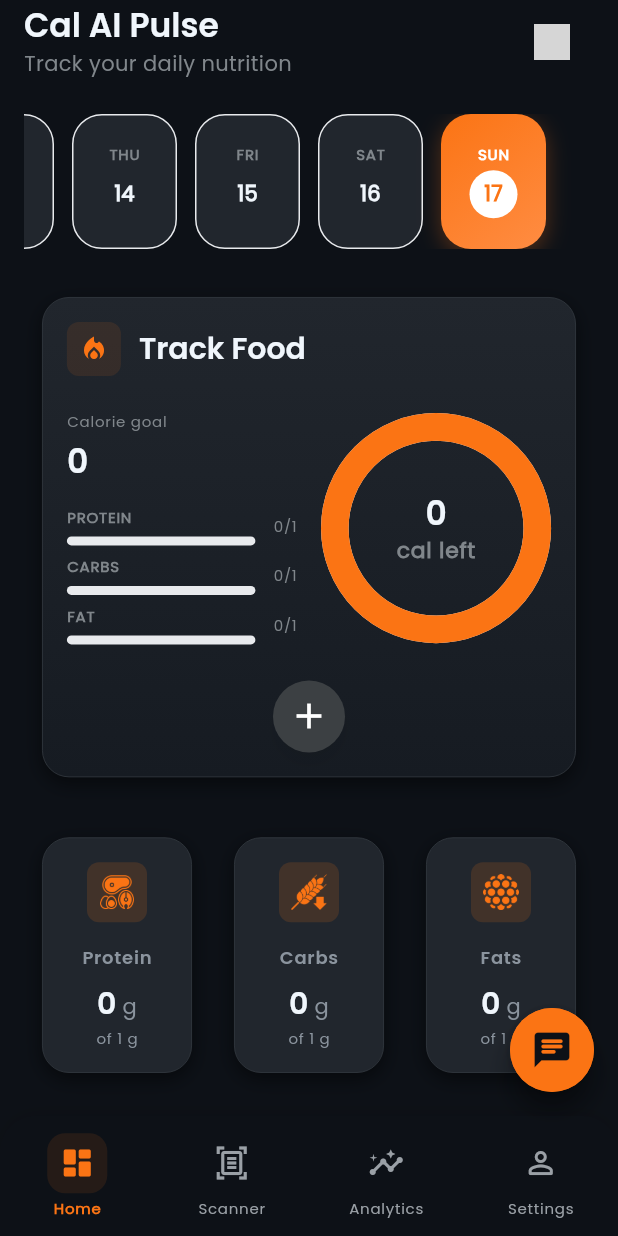
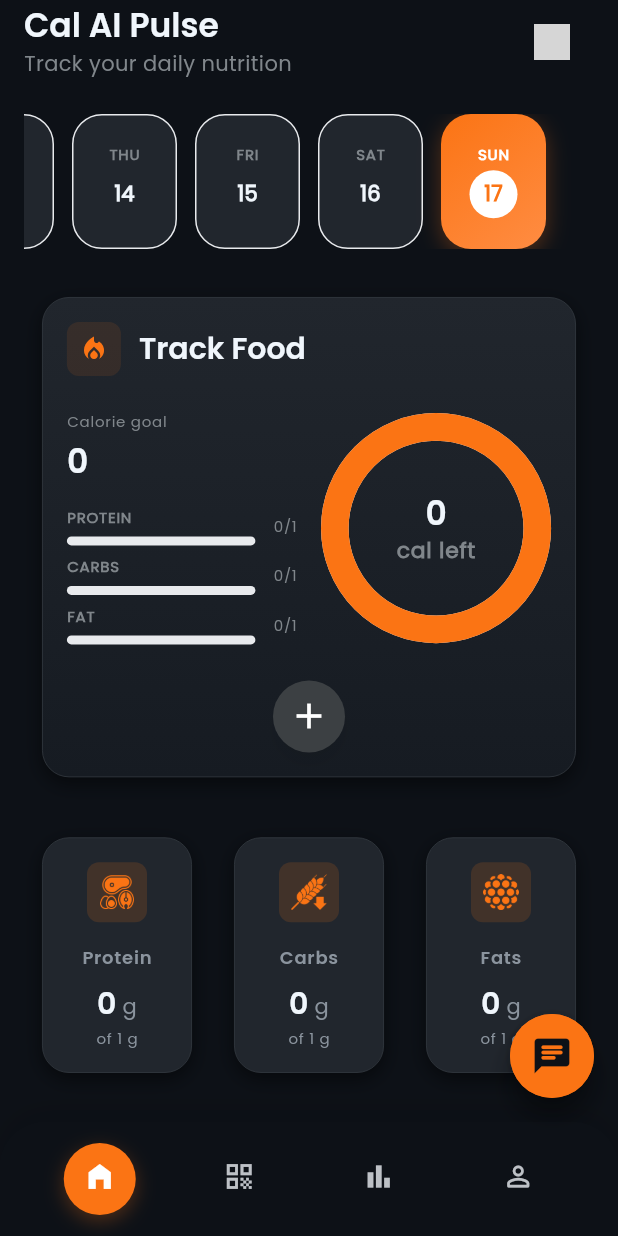
Before and after one commit to akrambel2115/macroaize, a Flutter app: the LeadingView screen opened by its route, on a phone screen of 412 x 824 dp. Run offline on Flutter 3.47's test engine with Material 3 defaults, Android fonts, the phone set to English and light mode, and no system bars; our stand-ins replace camera, carousel_slider, fluttertoast, get, image_cropper, image_picker and 6 more; missing offline and left inert: dart_openai; accounts and stored records are empty; grey boxes are pictures that could not be loaded.

Commit message:
Refactor LeadingView to stateful widget with lazy tab loading

```diff
--- a/lib/screens/leadingScreen/LeadingView.dart
+++ b/lib/screens/leadingScreen/LeadingView.dart
@@ -4,13 +4,94 @@ import 'package:foodcalorietracker/routes/app_routes.dart';
 import 'package:foodcalorietracker/screens/AnalyticsScreen/AnalyticsView.dart';
 import 'package:foodcalorietracker/screens/HomeScreen/HomeView.dart';
 import 'package:foodcalorietracker/screens/ScanFoodView/ScanFoodView.dart';
+import 'package:foodcalorietracker/screens/ScanFoodView/ScanFoodController.dart';
 import 'package:foodcalorietracker/screens/SettingScreen/SettingView.dart';
 import 'package:foodcalorietracker/screens/leadingScreen/ExitDailog.dart';
 import 'package:foodcalorietracker/screens/leadingScreen/LeadingController.dart';
 import 'package:get/get.dart';
 
-class LeadingView extends GetView<LeadingController> {
+class LeadingView extends StatefulWidget {
   const LeadingView({super.key});
+
+  @override
+  State<LeadingView> createState() => _LeadingViewState();
+}
+
+class _LeadingViewState extends State<LeadingView> {
+  final LeadingController _controller = Get.find();
+  int _localIndex = 0;
+  int _prevIndex = 0;
+  // indicator now only moves horizontally; no stretching state needed
+  final GlobalKey _stackKey = GlobalKey();
+  double _indicatorWidth = 48.0;
+  // indicator position is computed from layout (slot-based) to avoid measuring and jank
+  // Lazy pages: build tabs only when first visited to avoid early permission prompts
+  final List<Widget?> _pages = [
+    const HomeView(),
+    null, // ScanFoodView (camera) — build on demand
+    null, // AnalyticsView — build on demand
+    null, // SettingView — build on demand
+  ];
+  // icons are passed inline to _buildNavItem; no persistent list needed
+
+  @override
+  void initState() {
+    super.initState();
+  _localIndex = _controller.currentIndex;
+  // initialize index from controller
+  _ensurePage(_localIndex);
+  }
+
+  void _animateTo(int newIndex) {
+    if (!mounted) return;
+    final oldIndex = _localIndex;
+    // update index; indicator position is computed in the LayoutBuilder for smooth animation
+    setState(() {
+      _localIndex = newIndex;
+    });
+    // ensure destination page is created lazily
+    _ensurePage(newIndex);
+    // manage camera lifecycle when switching in/out of scanner tab
+    _handleScannerLifecycle(oldIndex, newIndex);
+    _prevIndex = newIndex;
+  }
+
+  void _handleScannerLifecycle(int oldIndex, int newIndex) {
+    // If leaving scanner (1) -> release camera
+    if (oldIndex == 1 && newIndex != 1) {
+      try {
+        final c = Get.isRegistered<ScanFoodController>() ? Get.find<ScanFoodController>() : null;
+        c?.releaseCamera();
+      } catch (_) {}
+    }
+    // If entering scanner -> ensure camera active
+    if (newIndex == 1) {
+      try {
+        final c = Get.isRegistered<ScanFoodController>() ? Get.find<ScanFoodController>() : null;
+        c?.ensureCameraActive();
+      } catch (_) {}
+    }
+  }
+
+  void _ensurePage(int index) {
+    if (_pages[index] != null) return;
+    switch (index) {
+      case 0:
+        _pages[0] = const HomeView();
+        break;
+      case 1:
+        _pages[1] = const ScanFoodView();
+        break;
+      case 2:
+        _pages[2] = const AnalyticsView();
+        break;
+      case 3:
+        _pages[3] = const SettingView();
+        break;
+    }
+    if (mounted) setState(() {});
+  }
+
 
   @override
   Widget build(BuildContext context) {
@@ -45,56 +126,81 @@ class LeadingView extends GetView<LeadingController> {
         ),
           bottomNavigationBar: GetBuilder<LeadingController>(
             builder: (controller) {
+              // detect external index changes and trigger animation sequence
+              WidgetsBinding.instance.addPostFrameCallback((_) {
+                if (_localIndex != controller.currentIndex) {
+                  _animateTo(controller.currentIndex);
+                }
+              });
               return Container(
-                height: 80 + MediaQuery.of(context).padding.bottom,
+                // adjusted height to avoid bottom overflow (add small buffer)
+                height: 76 + MediaQuery.of(context).padding.bottom,
                 decoration: BoxDecoration(
                   color: context.theme.scaffoldBackgroundColor,
-                  borderRadius: const BorderRadius.vertical(top: Radius.circular(24)),
+                  borderRadius: const BorderRadius.vertical(top: Radius.circular(30)),
                   boxShadow: [
                     BoxShadow(
-                      color: AppColor.lightShadow,
-                      blurRadius: 12,
-                      offset: const Offset(0, -4),
+                      color: Colors.black.withOpacity(0.08),
+                      blurRadius: 20,
+                      offset: const Offset(0, -8),
                     ),
                   ],
                 ),
                 child: SafeArea(
-                  child: Row(
-                    mainAxisAlignment: MainAxisAlignment.spaceEvenly,
+                  child: Padding(
+                    // slightly smaller vertical padding to fit icons comfortably
+                    padding: const EdgeInsets.symmetric(horizontal: 20, vertical: 6),
+                    child: LayoutBuilder(builder: (context, constraints) {
+                      // compute indicator position using layout slots to avoid measuring
+                      final navCount = 4;
+                      final slotWidth = constraints.maxWidth / navCount;
+                      final centerX = slotWidth * _localIndex + slotWidth / 2;
+                      final left = centerX - _indicatorWidth / 2;
+                      final top = constraints.maxHeight / 2 - _indicatorWidth / 2;
+
+                      return Stack(
+                        key: _stackKey,
                         children: [
-                      _buildNavItem(
-                        context,
-                        controller,
-                        0,
-                        Icons.dashboard_rounded,
-                        Icons.dashboard_outlined,
-                        'Home'.tr
+                          // animated positioned indicator (pixel-perfect)
+                          AnimatedPositioned(
+                            // shorter, smooth movement
+                            duration: const Duration(milliseconds: 220),
+                            curve: Curves.easeInOut,
+                            left: left,
+                            top: top,
+                            width: _indicatorWidth,
+                            height: _indicatorWidth,
+                            child: AnimatedContainer(
+                              // minimal decoration animation
+                              duration: const Duration(milliseconds: 180),
+                              curve: Curves.easeOut,
+                              decoration: BoxDecoration(
+                                color: AppColor.primaryOrange,
+                                // fixed rounded circle so the indicator doesn't change shape
+                                borderRadius: BorderRadius.circular(30),
+                                boxShadow: [
+                                  BoxShadow(
+                                    color: AppColor.primaryOrange.withOpacity(0.28),
+                                    blurRadius: 10,
+                                    offset: const Offset(0, 4),
+                                  )
+                                ],
                               ),
-                      _buildNavItem(
-                        context,
-                        controller,
-                        1,
-                        Icons.document_scanner_rounded,
-                        Icons.document_scanner_outlined,
-                        'Scanner'.tr
                             ),
-                      _buildNavItem(
-                        context,
-                        controller,
-                        2,
-                        Icons.insights_rounded,
-                        Icons.insights_outlined,
-                        'Analytics'.tr
                           ),
-                      _buildNavItem(
-                        context,
-                        controller,
-                        3,
-                        Icons.person_rounded,
-                        Icons.person_outline_rounded,
-                        'Settings'.tr
+
+                          // actual nav row (icons only)
+                          Row(
+                            children: [
+                              Expanded(child: _buildNavItem(context, controller, 0, Icons.home_filled, Icons.home_outlined)),
+                              Expanded(child: _buildNavItem(context, controller, 1, Icons.qr_code_scanner, Icons.qr_code)),
+                              Expanded(child: _buildNavItem(context, controller, 2, Icons.bar_chart_rounded, Icons.bar_chart_outlined)),
+                              Expanded(child: _buildNavItem(context, controller, 3, Icons.person_rounded, Icons.person_outline_rounded)),
+                            ],
                           ),
                         ],
+                      );
+                    }),
                   ),
                 ),
               );
@@ -103,15 +209,15 @@ class LeadingView extends GetView<LeadingController> {
 
           body: GetBuilder<LeadingController>(
             builder: (controller) {
-              if (controller.currentIndex == 0) {
-                return HomeView();
-              } else if (controller.currentIndex == 1) {
-                return ScanFoodView();
-              } else if (controller.currentIndex == 2) {
-                return  AnalyticsView();
-              } else {
-                return SettingView();
-              }
+              // Use IndexedStack with lazy pages to avoid early camera/mic initialization
+              final children = List<Widget>.generate(
+                4,
+                (i) => _pages[i] ?? const SizedBox.shrink(),
+              );
+              return IndexedStack(
+                index: controller.currentIndex,
+                children: children,
+              );
             },
           )),
     );
@@ -123,50 +229,38 @@ class LeadingView extends GetView<LeadingController> {
     int index,
     IconData activeIcon,
     IconData inactiveIcon,
-    String label,
   ) {
     final isSelected = controller.currentIndex == index;
 
     return Expanded(
-      child: Material(
-        color: Colors.transparent,
-        child: InkWell(
+      child: Semantics(
+        button: true,
+        label: 'Bottom navigation item $index',
+        child: GestureDetector(
+          behavior: HitTestBehavior.opaque,
           onTap: () => controller.changeTabIndex(index),
-          borderRadius: BorderRadius.circular(16),
           child: Container(
-            padding: const EdgeInsets.symmetric(vertical: 8, horizontal: 4),
+            padding: const EdgeInsets.symmetric(vertical: 6, horizontal: 8),
             child: Column(
               mainAxisSize: MainAxisSize.min,
+              mainAxisAlignment: MainAxisAlignment.center,
               children: [
-                AnimatedContainer(
-                  duration: const Duration(milliseconds: 200),
-                  padding: const EdgeInsets.all(8),
-                  decoration: BoxDecoration(
-                    color: isSelected
-                      ? context.theme.focusColor.withOpacity(0.1)
-                      : Colors.transparent,
-                    borderRadius: BorderRadius.circular(12),
-                  ),
+                // Circular icon container (icon-only layout)
+                SizedBox(
+                  width: 48,
+                  height: 48,
+                  child: Center(
+                    child: AnimatedSwitcher(
+                      // shorter icon switch for snappier feedback
+                      duration: const Duration(milliseconds: 120),
                       child: Icon(
                         isSelected ? activeIcon : inactiveIcon,
-                    color: isSelected
-                        ? context.theme.focusColor
-                        : AppColor.neutralGrey500,
-                    size: 24,
+                        color: isSelected ? Colors.white : AppColor.neutralGrey400,
+                        size: 22,
+                        key: ValueKey(isSelected),
                       ),
                     ),
-                const SizedBox(height: 4),
-                Text(
-                  label,
-                  style: context.textTheme.labelSmall?.copyWith(
-                    color: isSelected
-                        ? context.theme.focusColor
-                        : AppColor.neutralGrey500,
-                    fontWeight: isSelected
-                        ? FontWeight.w600
-                        : FontWeight.w500,
                   ),
-                  overflow: TextOverflow.ellipsis,
                 ),
               ],
             ),
```
Lines whose indentation alone changed are shown as unchanged.
